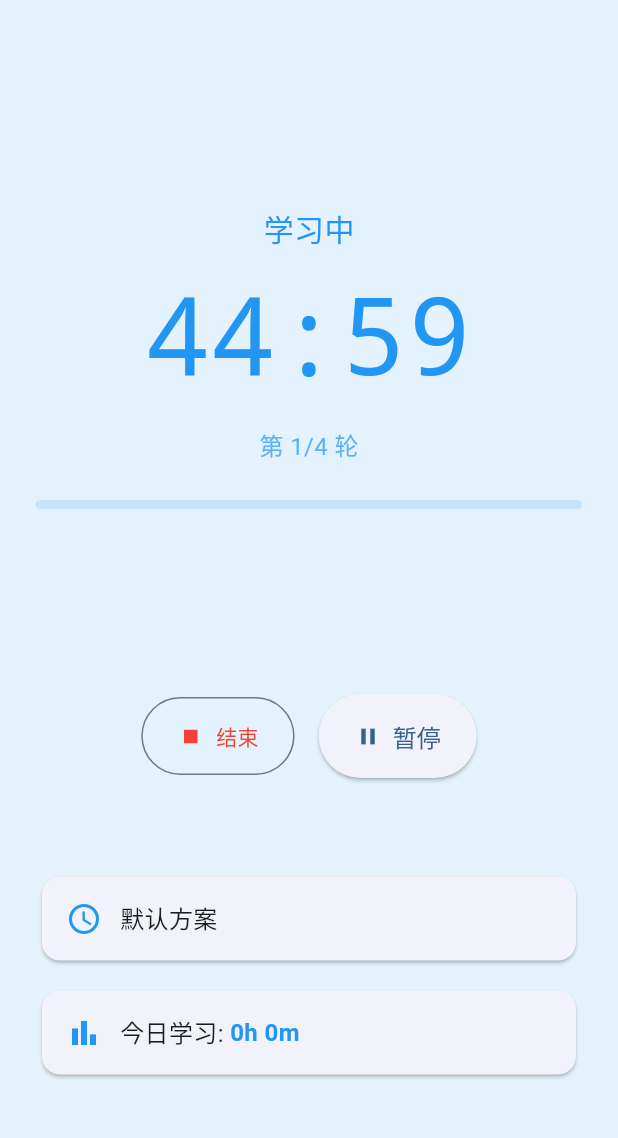
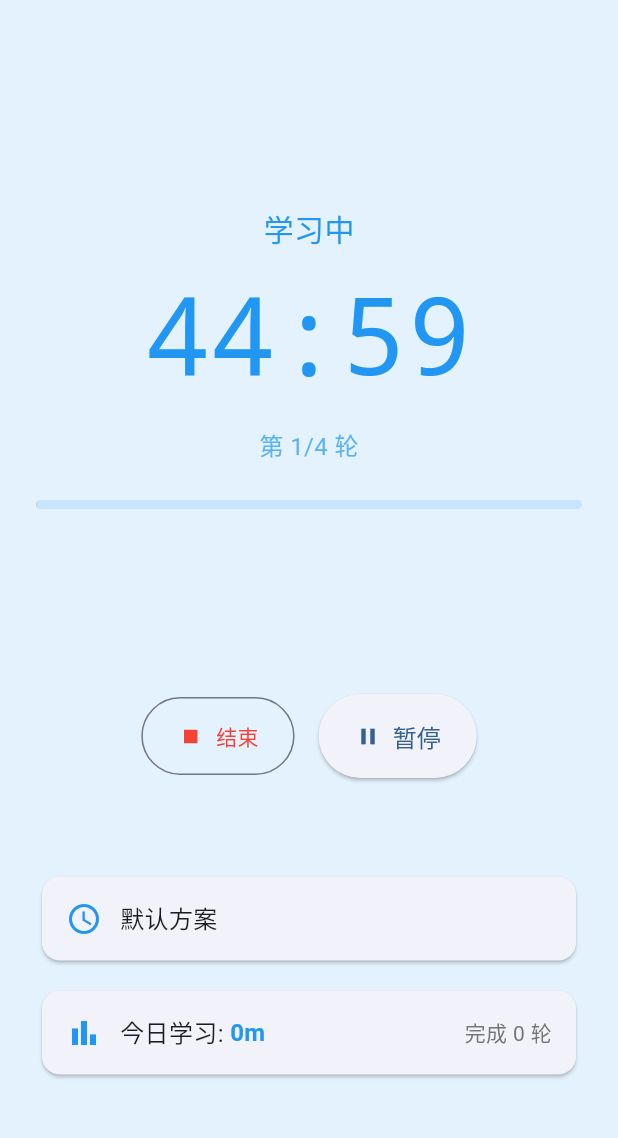
Before and after one commit to griefforyou/alertApp, a Flutter app: the screen it shows after launch, after a tap on "开始", on a phone screen of 412 x 824 dp, the part 63-1201 px from its top. Run offline on Flutter 3.47's test engine with Material 3 defaults, Android fonts, the phone set to English and light mode, and no system bars; our stand-ins replace flutter_local_notifications, timezone.

Commit message:
feat: connect StatsCard to real daily record data

```diff
--- a/lib/pages/timer_page.dart
+++ b/lib/pages/timer_page.dart
@@ -1,6 +1,7 @@
 import 'package:flutter/material.dart';
 import '../models/session_state.dart';
 import '../models/study_preset.dart';
+import '../models/daily_record.dart';
 import '../services/timer_service.dart';
 import '../services/notification_service.dart';
 import '../services/storage_service.dart';
@@ -24,6 +25,8 @@ class _TimerPageState extends State<TimerPage> {
   bool _showOverlay = false;
   String _overlayTitle = '';
   String _overlayBody = '';
+  int _totalStudySeconds = 0;
+  int _completedCycles = 0;
 
   final _defaultPreset = const StudyPreset(
     id: 'default',
@@ -53,7 +56,25 @@ class _TimerPageState extends State<TimerPage> {
   Future<void> _initAsync() async {
     await _notificationService.initialize();
     await _timerService.restoreFromStorage();
+    await _loadTodayRecord();
     if (mounted) setState(() {});
+  }
+
+  Future<void> _loadTodayRecord() async {
+    final record = await _storageService.loadTodayRecord();
+    if (record != null) {
+      _totalStudySeconds = record.totalStudySeconds;
+      _completedCycles = record.completedCycles;
+    }
+  }
+
+  Future<void> _saveTodayRecord() async {
+    final record = DailyRecord(
+      date: DateTime.now(),
+      totalStudySeconds: _totalStudySeconds,
+      completedCycles: _completedCycles,
+    );
+    await _storageService.saveTodayRecord(record);
   }
 
   void _onPhaseChanged() {
@@ -64,12 +85,18 @@ class _TimerPageState extends State<TimerPage> {
       if (s.currentPhase == Phase.breaking) {
         _overlayTitle = '学习结束！';
         _overlayBody = '休息 ${s.breakMinutes} 分钟';
+        _totalStudySeconds += s.studyMinutes * 60;
+        if (s.totalCycles == 0 || s.currentCycle <= s.totalCycles) {
+          _completedCycles++;
+        }
+        _saveTodayRecord();
       } else if (s.currentPhase == Phase.learning) {
         _overlayTitle = '休息结束！';
         _overlayBody = '开始第 ${s.currentCycle} 轮学习';
       } else if (s.currentPhase == Phase.finished) {
         _overlayTitle = '全部完成！';
         _overlayBody = '今天的学习任务已完成';
+        _saveTodayRecord();
       }
       _showOverlay = true;
     });
@@ -162,7 +189,10 @@ class _TimerPageState extends State<TimerPage> {
                   const Spacer(flex: 1),
                   PresetCard(preset: _defaultPreset),
                   const SizedBox(height: 12),
-                  const StatsCard(),
+                  StatsCard(
+                    totalStudySeconds: _totalStudySeconds,
+                    completedCycles: _completedCycles,
+                  ),
                   const Spacer(flex: 1),
                 ],
               ),
--- a/lib/widgets/stats_card.dart
+++ b/lib/widgets/stats_card.dart
@@ -1,7 +1,22 @@
 import 'package:flutter/material.dart';
 
 class StatsCard extends StatelessWidget {
-  const StatsCard({super.key});
+  final int totalStudySeconds;
+  final int completedCycles;
+
+  const StatsCard({
+    super.key,
+    this.totalStudySeconds = 0,
+    this.completedCycles = 0,
+  });
+
+  String get _formattedTime {
+    final h = totalStudySeconds ~/ 3600;
+    final m = (totalStudySeconds % 3600) ~/ 60;
+    if (h > 0) return '${h}h ${m}m';
+    return '${m}m';
+  }
+
   @override
   Widget build(BuildContext context) {
     return Card(
@@ -12,7 +27,19 @@ class StatsCard extends StatelessWidget {
             const Icon(Icons.bar_chart, color: Color(0xFF2196F3)),
             const SizedBox(width: 12),
             const Text('今日学习: ', style: TextStyle(fontSize: 16)),
-            const Text('0h 0m', style: TextStyle(fontSize: 16, fontWeight: FontWeight.w600, color: Color(0xFF2196F3))),
+            Text(
+              _formattedTime,
+              style: const TextStyle(
+                fontSize: 16,
+                fontWeight: FontWeight.w600,
+                color: Color(0xFF2196F3),
+              ),
+            ),
+            const Spacer(),
+            Text(
+              '完成 $completedCycles 轮',
+              style: TextStyle(fontSize: 14, color: Colors.grey[600]),
+            ),
           ],
         ),
       ),
```
